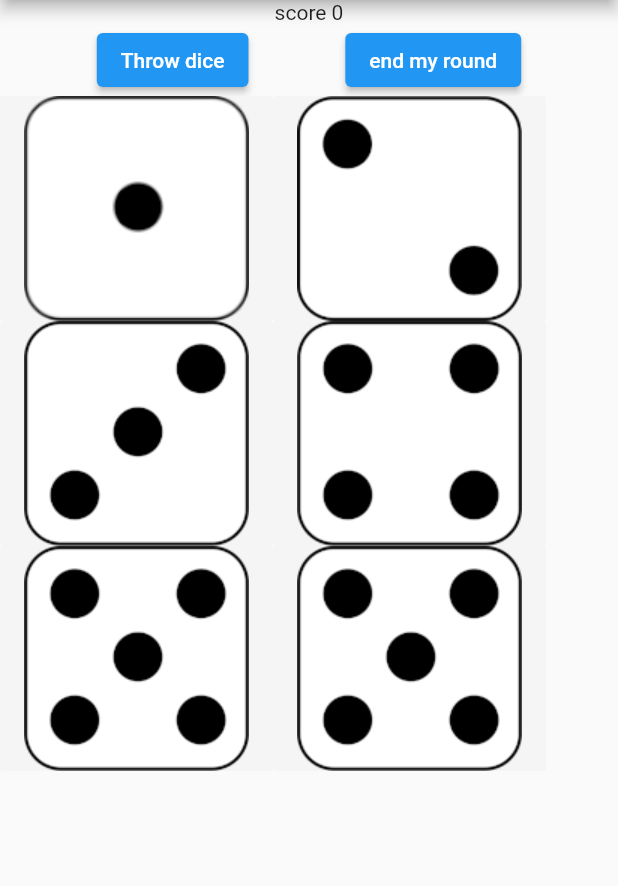
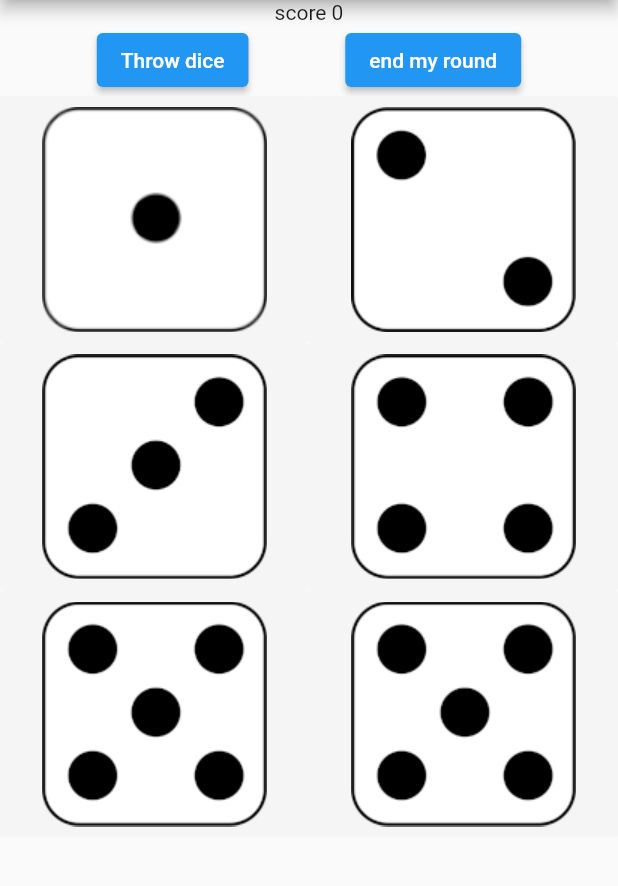
Before and after one commit to Waratax/project, a Flutter app: the DiceGameScr screen opened by its route, on a phone screen of 412 x 824 dp, the part 84-970 px from its top. Run offline on Flutter 3.47's test engine with Material 2 defaults, Android fonts, the light colour scheme and no system bars; missing offline and left inert: flutter_picker.

Commit message:
resize kinda works

```diff
--- a/lib/screens/games/DiceGame.dart
+++ b/lib/screens/games/DiceGame.dart
@@ -34,6 +34,7 @@
   ];
   @override
   Widget build(BuildContext context) {
+    double widthScr = MediaQuery.of(context).size.width;
     return Scaffold(
         appBar: AppBar(
           title: Text("GAMES"),
@@ -66,146 +67,194 @@
 
             Row(
               children: <Widget>[
-                FlatButton(
+                Expanded(
+                  child: Container(
+                    width: widthScr * 0.4,
+                    height: widthScr * 0.4,
+                    child: FlatButton(
                         onPressed: () {
                           setState(() {
                             if (pickedDices[0] == 0) {
                               pickedDices[0] = 1;
                               if (canBeChecked(0) == true) {
-                            fItMateColorForEachDiceImSadNow[0] = Colors.yellow;
+                                fItMateColorForEachDiceImSadNow[0] =
+                                    Colors.yellow;
                               } else {
                                 pickedDices[0] = 0;
                               }
                             } else {
                               pickedDices[0] = 1;
-                          fItMateColorForEachDiceImSadNow[0] = Colors.yellow;
+                              fItMateColorForEachDiceImSadNow[0] =
+                                  Colors.yellow;
                             }
                           });
                         },
                         child: Image.asset(
                           "assets/graphics/" + diceImgs[diceThrows[0]],
-                      height: 150,
-                      width: 150,
+                          height: double.infinity,
+                          width: double.infinity,
                         ),
                         color: fItMateColorForEachDiceImSadNow[0]),
-                FlatButton(
+                  ),
+                ),
+                Expanded(
+                  child: Container(
+                    width: widthScr * 0.4,
+                    height: widthScr * 0.4,
+                    child: FlatButton(
                         onPressed: () {
                           setState(() {
                             if (pickedDices[1] == 0) {
                               pickedDices[1] = 1;
                               if (canBeChecked(1) == true) {
-                            fItMateColorForEachDiceImSadNow[1] = Colors.yellow;
+                                fItMateColorForEachDiceImSadNow[1] =
+                                    Colors.yellow;
                               } else {
                                 pickedDices[1] = 0;
                               }
                             } else {
                               pickedDices[1] = 1;
-                          fItMateColorForEachDiceImSadNow[1] = Colors.yellow;
+                              fItMateColorForEachDiceImSadNow[1] =
+                                  Colors.yellow;
                             }
                           });
                         },
                         child: Image.asset(
                           "assets/graphics/" + diceImgs[diceThrows[1]],
-                      height: 150,
-                      width: 150,
+                          height: double.infinity,
+                          width: double.infinity,
                         ),
                         color: fItMateColorForEachDiceImSadNow[1]),
+                  ),
+                ),
               ],
             ),
             Row(
               children: <Widget>[
-                FlatButton(
+                Expanded(
+                  child: Container(
+                    width: widthScr * 0.4,
+                    height: widthScr * 0.4,
+                    child: FlatButton(
                         onPressed: () {
                           setState(() {
                             if (pickedDices[2] == 0) {
                               pickedDices[2] = 1;
                               if (canBeChecked(2) == true) {
-                            fItMateColorForEachDiceImSadNow[2] = Colors.yellow;
+                                fItMateColorForEachDiceImSadNow[2] =
+                                    Colors.yellow;
                               } else {
                                 pickedDices[2] = 0;
                               }
                             } else {
                               pickedDices[2] = 1;
-                          fItMateColorForEachDiceImSadNow[2] = Colors.yellow;
+                              fItMateColorForEachDiceImSadNow[2] =
+                                  Colors.yellow;
                             }
                           });
                         },
                         child: Image.asset(
                           "assets/graphics/" + diceImgs[diceThrows[2]],
-                      height: 150,
-                      width: 150,
+                          height: double.infinity,
+                          width: double.infinity,
                         ),
                         color: fItMateColorForEachDiceImSadNow[2]),
-                FlatButton(
+                  ),
+                ),
+                Expanded(
+                  child: Container(
+                    width: widthScr * 0.4,
+                    height: widthScr * 0.4,
+                    child: FlatButton(
                         onPressed: () {
                           setState(() {
                             if (pickedDices[3] == 0) {
                               pickedDices[3] = 1;
                               if (canBeChecked(3) == true) {
-                            fItMateColorForEachDiceImSadNow[3] = Colors.yellow;
+                                fItMateColorForEachDiceImSadNow[3] =
+                                    Colors.yellow;
                               } else {
                                 pickedDices[3] = 0;
                               }
                             } else {
                               pickedDices[3] = 1;
-                          fItMateColorForEachDiceImSadNow[3] = Colors.yellow;
+                              fItMateColorForEachDiceImSadNow[3] =
+                                  Colors.yellow;
                             }
                           });
                         },
                         child: Image.asset(
                           "assets/graphics/" + diceImgs[diceThrows[3]],
-                      height: 150,
-                      width: 150,
+                          height: double.infinity,
+                          width: double.infinity,
                         ),
                         color: fItMateColorForEachDiceImSadNow[3]),
+                  ),
+                ),
               ],
             ),
             Row(
               children: <Widget>[
-                FlatButton(
+                Expanded(
+                  child: Container(
+                    width: widthScr * 0.4,
+                    height: widthScr * 0.4,
+                    child: FlatButton(
                         onPressed: () {
                           setState(() {
                             if (pickedDices[4] == 0) {
                               pickedDices[4] = 1;
                               if (canBeChecked(4) == true) {
-                            fItMateColorForEachDiceImSadNow[4] = Colors.yellow;
+                                fItMateColorForEachDiceImSadNow[4] =
+                                    Colors.yellow;
                               } else {
                                 pickedDices[4] = 0;
                               }
                             } else {
                               pickedDices[4] = 1;
-                          fItMateColorForEachDiceImSadNow[4] = Colors.yellow;
+                              fItMateColorForEachDiceImSadNow[4] =
+                                  Colors.yellow;
                             }
                           });
                         },
                         child: Image.asset(
                           "assets/graphics/" + diceImgs[diceThrows[4]],
-                      height: 150,
-                      width: 150,
+                          height: double.infinity,
+                          width: double.infinity,
                         ),
                         color: fItMateColorForEachDiceImSadNow[4]),
-                FlatButton(
+                  ),
+                ),
+                Expanded(
+                  child: Container(
+                    width: widthScr * 0.4,
+                    height: widthScr * 0.4,
+                    child: FlatButton(
                         onPressed: () {
                           setState(() {
                             if (pickedDices[5] == 0) {
                               pickedDices[5] = 1;
                               if (canBeChecked(5) == true) {
-                            fItMateColorForEachDiceImSadNow[5] = Colors.yellow;
+                                fItMateColorForEachDiceImSadNow[5] =
+                                    Colors.yellow;
                               } else {
                                 pickedDices[5] = 0;
                               }
                             } else {
                               pickedDices[5] = 1;
-                          fItMateColorForEachDiceImSadNow[5] = Colors.yellow;
+                              fItMateColorForEachDiceImSadNow[5] =
+                                  Colors.yellow;
                             }
                           });
                         },
                         child: Image.asset(
                           "assets/graphics/" + diceImgs[diceThrows[5]],
-                      height: 150,
-                      width: 150,
+                          height: double.infinity,
+                          width: double.infinity,
                         ),
                         color: fItMateColorForEachDiceImSadNow[5]),
+                  ),
+                ),
               ],
             ),
             //Text(dicevalues),
```
Lines whose indentation alone changed are shown as unchanged.
